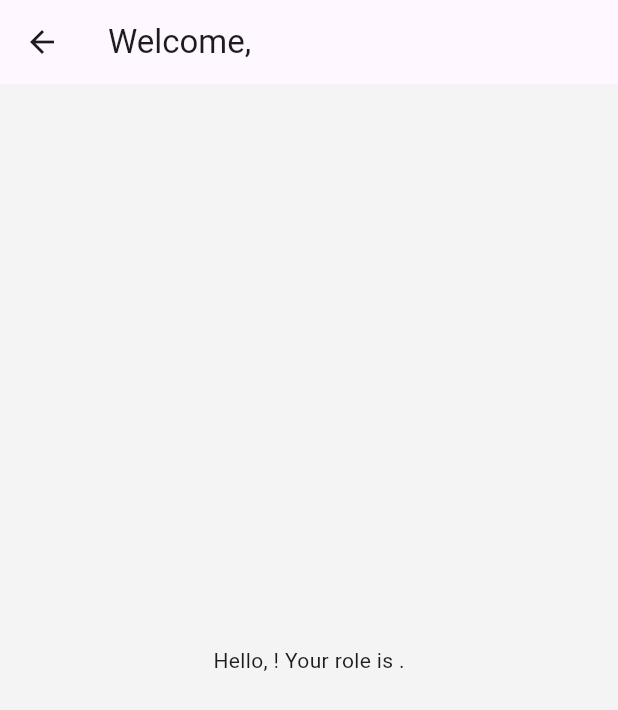
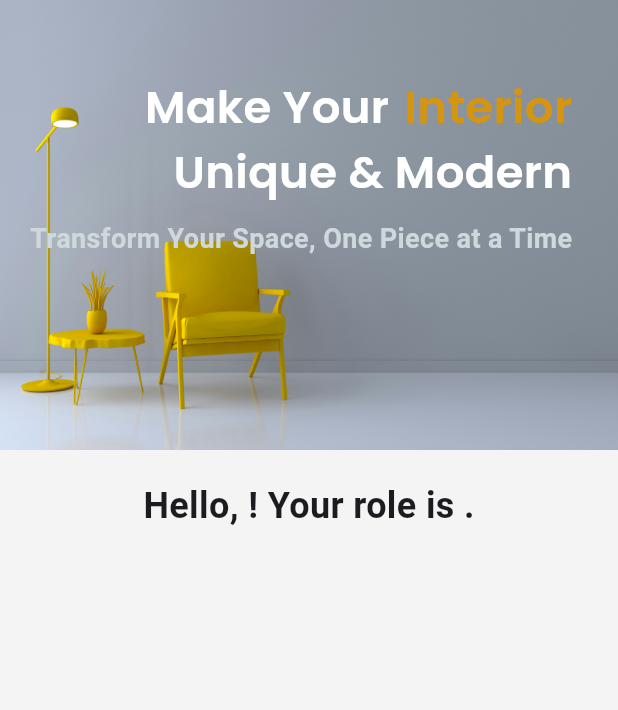
Before and after one commit to ChngWeiKean/space_sculpt_mobile_app, a Flutter app: the Homepage screen opened by its route, on a phone screen of 412 x 824 dp. Shown: the top 710 px of the screen. Run offline on Flutter 3.47's test engine with Material 3 defaults, Android fonts, the phone set to English and light mode, and no system bars; our stand-ins replace firebase_auth, firebase_core, firebase_database, toastification; accounts and stored records are empty; Roboto replaces fonts that are missing (Poppins).

Commit message:
Update homepage
- Add header

```diff
--- a/lib/src/screens/customer/Homepage.dart
+++ b/lib/src/screens/customer/Homepage.dart
@@ -34,17 +34,81 @@ class _HomepageState extends State<Homepage> {
     }
   }
 
+  String get headerImage => 'lib/src/assets/Landing_Header_Image.jpg';
+
   @override
   Widget build(BuildContext context) {
     if (_userData == null) {
       return const Center(child: CircularProgressIndicator());
     }
     return Scaffold(
-      appBar: AppBar(
-        title: Text('Welcome, ${_userData!['name']}'),
-      ),
-      body: Center(
-        child: Text('Hello, ${_userData!['name']}! Your role is ${_userData!['role']}.'),
+      body: SingleChildScrollView(
+        child: Column(
+          children: [
+            Stack(
+              children: [
+                Image.asset(
+                  headerImage,
+                  width: double.infinity,
+                  height: 300,
+                  fit: BoxFit.fill,
+                ),
+                Positioned(
+                  top: 50,
+                  left: 20,
+                  child: Column(
+                    crossAxisAlignment: CrossAxisAlignment.end,
+                    children: [
+                      const Row(
+                        children: [
+                          Text(
+                            'Make Your',
+                            style: TextStyle(
+                              fontSize: 30,
+                              fontFamily: 'Poppins_Semibold',
+                              color: Colors.white,
+                            ),
+                          ),
+                          SizedBox(width: 10),
+                          Text(
+                            'Interior',
+                            style: TextStyle(
+                              fontSize: 30,
+                              fontFamily: 'Poppins_Semibold',
+                              color: Color(0xFFD69511),
+                            ),
+                          ),
+                        ],
+                      ),
+                      const Text(
+                        'Unique & Modern',
+                        style: TextStyle(
+                          fontSize: 30,
+                          fontFamily: 'Poppins_Semibold',
+                          color: Colors.white,
+                        ),
+                      ),
+                      const SizedBox(height: 10),
+                      Text(
+                        'Transform Your Space, One Piece at a Time',
+                        style: TextStyle(
+                          fontSize: 18,
+                          fontWeight: FontWeight.w600,
+                          color: Colors.blueGrey[100],
+                        ),
+                      ),
+                    ],
+                  ),
+                ),
+              ],
+            ),
+            const SizedBox(height: 20),
+            Text(
+              'Hello, ${_userData!['name']}! Your role is ${_userData!['role']}.',
+              style: const TextStyle(fontSize: 24, fontWeight: FontWeight.w600),
+            ),
+          ],
+        ),
       ),
     );
   }
--- a/pubspec.yaml
+++ b/pubspec.yaml
@@ -66,6 +66,8 @@ flutter:
   # To add assets to your application, add an assets section, like this:
   assets:
     - lib/src/assets/Space_Sculpt_Logo_nobg.png
+    - lib/src/assets/Landing_Header_Image.png
+    - lib/src/assets/Landing_Header_Image.jpg
 
   # An image asset can refer to one or more resolution-specific "variants", see
   # https://flutter.dev/assets-and-images/#resolution-aware
```
Also changed, not shown: lib/src/assets/Landing_Header_Image.jpg (added), lib/src/assets/Landing_Header_Image.png (added).
